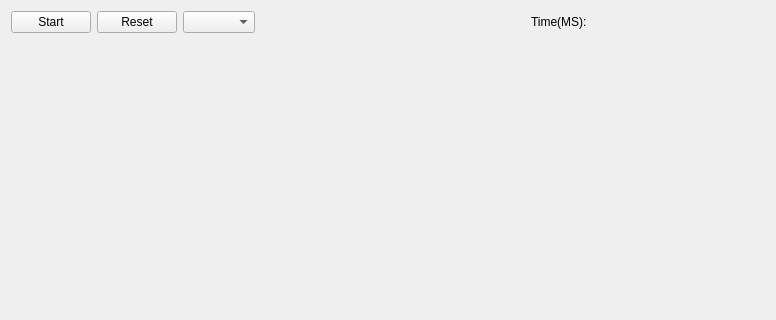
The window that AF_Program/AF_Program/TabUI.ui (AndrewF001/Andrews_Program) describes before a commit, drawn with Qt 5; both pictures show x 0 to 776 and y 0 to 320 of the 965 by 687 pixel window.
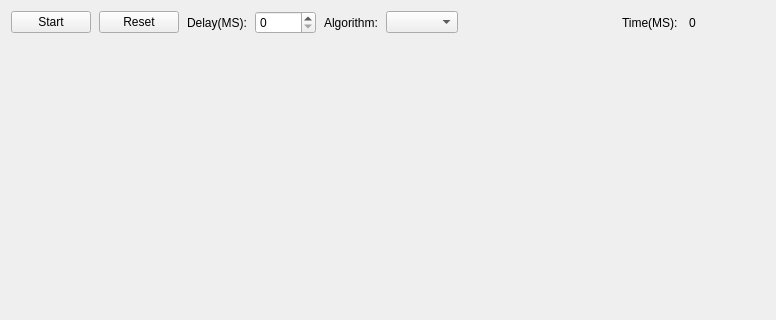
The same window after the commit.

Diff of the .ui file:
```diff
--- a/AF_Program/AF_Program/TabUI.ui
+++ b/AF_Program/AF_Program/TabUI.ui
@@ -14,34 +14,83 @@
    <string>TabUI</string>
   </property>
   <layout class="QGridLayout" name="gridLayout">
-   <item row="0" column="4">
-    <spacer name="horizontalSpacer">
-     <property name="orientation">
-      <enum>Qt::Horizontal</enum>
-     </property>
-     <property name="sizeHint" stdset="0">
-      <size>
-       <width>40</width>
-       <height>20</height>
-      </size>
-     </property>
-    </spacer>
-   </item>
-   <item row="0" column="5">
-    <widget class="QLabel" name="Timer">
+   <property name="horizontalSpacing">
+    <number>8</number>
+   </property>
+   <item row="0" column="2">
+    <widget class="QLabel" name="label_2">
      <property name="text">
-      <string>Time(MS): </string>
+      <string>Delay(MS):</string>
      </property>
     </widget>
    </item>
-   <item row="0" column="7">
+   <item row="0" column="12">
     <widget class="QCheckBox" name="DebugMode">
      <property name="text">
       <string>Debug Mode</string>
      </property>
     </widget>
    </item>
+   <item row="0" column="3">
+    <widget class="QSpinBox" name="DelaySpinBox">
+     <property name="minimumSize">
+      <size>
+       <width>55</width>
+       <height>0</height>
+      </size>
+     </property>
+     <property name="maximum">
+      <number>99999</number>
+     </property>
+     <property name="stepType">
+      <enum>QAbstractSpinBox::DefaultStepType</enum>
+     </property>
+    </widget>
+   </item>
+   <item row="0" column="7">
+    <spacer name="horizontalSpacer">
+     <property name="orientation">
+      <enum>Qt::Horizontal</enum>
+     </property>
+     <property name="sizeHint" stdset="0">
+      <size>
+       <width>40</width>
+       <height>20</height>
+      </size>
+     </property>
+    </spacer>
+   </item>
    <item row="0" column="6">
+    <widget class="QWidget" name="LeftTitleWidget" native="true"/>
+   </item>
+   <item row="0" column="8">
+    <widget class="QLabel" name="label_3">
+     <property name="text">
+      <string>Time(MS): </string>
+     </property>
+    </widget>
+   </item>
+   <item row="0" column="5">
+    <widget class="QComboBox" name="AlgoComboBox"/>
+   </item>
+   <item row="0" column="1">
+    <widget class="QPushButton" name="SecondaryBtn">
+     <property name="text">
+      <string>Reset</string>
+     </property>
+    </widget>
+   </item>
+   <item row="0" column="4">
+    <widget class="QLabel" name="label">
+     <property name="text">
+      <string>Algorithm:</string>
+     </property>
+    </widget>
+   </item>
+   <item row="1" column="0" colspan="13">
+    <widget class="QWidget" name="MainTabWidget" native="true"/>
+   </item>
+   <item row="0" column="11">
     <spacer name="horizontalSpacer_2">
      <property name="orientation">
       <enum>Qt::Horizontal</enum>
@@ -61,22 +110,16 @@
      </property>
     </widget>
    </item>
-   <item row="0" column="3">
-    <widget class="QWidget" name="TitleWidget" native="true"/>
+   <item row="0" column="10">
+    <widget class="QWidget" name="RightTitleWidget" native="true"/>
    </item>
-   <item row="1" column="0" colspan="8">
-    <widget class="QWidget" name="TabWidget" native="true"/>
-   </item>
-   <item row="0" column="1">
-    <widget class="QPushButton" name="SecondaryBtn">
+   <item row="0" column="9">
+    <widget class="QLabel" name="TimerLab">
      <property name="text">
-      <string>Reset</string>
+      <string>0</string>
      </property>
     </widget>
    </item>
-   <item row="0" column="2">
-    <widget class="QComboBox" name="AlgoComboBox"/>
-   </item>
   </layout>
  </widget>
  <layoutdefault spacing="6" margin="11"/>
```
